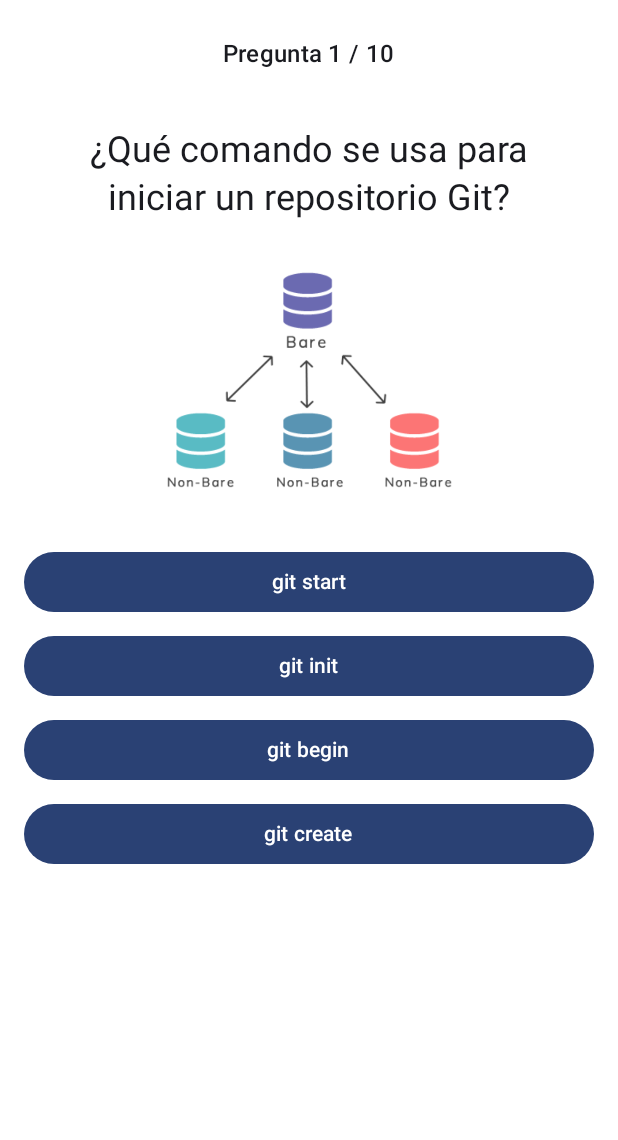
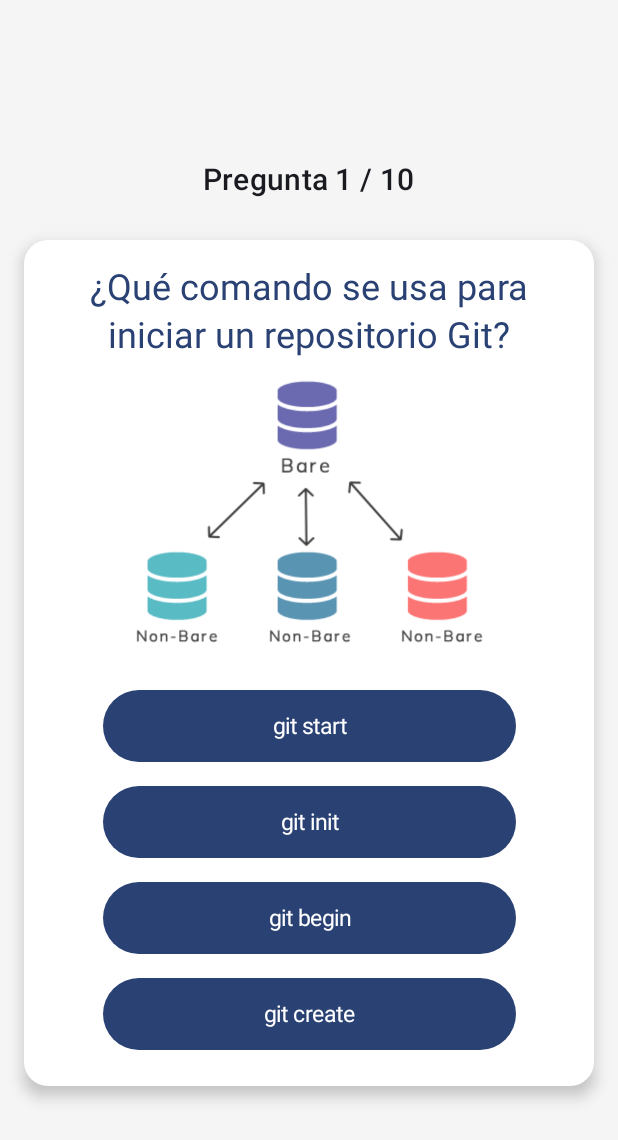
Before and after one commit to Kike0912/QuizAppDevMov, an Android app built with Jetpack Compose: the categoria1 screen opened through its navigation route, on a phone screen of 412 x 824 dp. Shown: the top 1140 px of the screen. Run offline under Robolectric (Android 15) with nearby library versions, the phone set to English and light mode, and no system bars.

Commit message:
Adiciones del frontend: - se eliminaron los botones de "inicar partida" - toda la tarjeta (card) es el boton de iniciar - las preguntas de las categorias ahora estan en tarjetas - se agregaron colores primarios, secundarios - se agregaron colores para el background (fondo) - se añadieron animacion para todas las tarjetas - la categoria 1 tiene transiciones de fadeIn y FadeOut (aparicion y desaparacion) - la categoria 2 tiene transiciones de carrusel - las opciones de la categoria 2 tienen transiciones con retraso - se agrego una animacion de transicion para el final de partida en la categoria 1 - se agrego un trofeo para el final de la partida - se agrego estilo a todos los textos para uniformidad en el texto - se ajustaron todos los tamaños de los textos - se cambio la para "habilidades" por "conocimientos" en el titulo - se agregaron etiquetas de advertencia sobre software experimental debido a la utilizacion del "with"

```diff
--- a/app/src/main/java/com/example/proyectofinaldesmov/Categoria1.kt
+++ b/app/src/main/java/com/example/proyectofinaldesmov/Categoria1.kt
@@ -1,5 +1,13 @@
 package com.example.proyectofinaldesmov
 
+import androidx.compose.animation.AnimatedContent
+import androidx.compose.animation.AnimatedVisibility
+import androidx.compose.animation.ExperimentalAnimationApi
+import androidx.compose.animation.with
+import androidx.compose.animation.core.tween
+import androidx.compose.animation.fadeIn
+import androidx.compose.animation.fadeOut
+import androidx.compose.animation.scaleIn
 import androidx.compose.foundation.Image
 import androidx.compose.foundation.background
 import androidx.compose.foundation.layout.*
@@ -10,9 +18,11 @@ import androidx.compose.ui.Alignment
 import androidx.compose.ui.Modifier
 import androidx.compose.ui.draw.clip
 import androidx.compose.ui.graphics.Color
+import androidx.compose.ui.layout.ContentScale
 import androidx.compose.ui.res.painterResource
 import androidx.compose.ui.text.style.TextAlign
 import androidx.compose.ui.unit.dp
+import androidx.compose.ui.unit.sp
 import androidx.navigation.NavController
 import kotlinx.coroutines.delay
 
@@ -23,13 +33,14 @@ data class Pregunta(
     val indiceCorrecto: Int
 )
 
+@OptIn(ExperimentalAnimationApi::class)
 @Composable
 fun Categoria1(navController: NavController) {
     val preguntas = remember { obtenerPreguntasCategoria1() }
     var indiceActual by remember { mutableStateOf(0) }
     var aciertos by remember { mutableStateOf(0) }
     var respuestaSeleccionada by remember { mutableStateOf<Int?>(null) }
-    var colorFondo by remember { mutableStateOf(Color.White) }
+    var colorFondo by remember { mutableStateOf(Color(0xFFF5F5F5)) }
     var mostrarFinal by remember { mutableStateOf(false) }
 
     val pregunta = preguntas.getOrNull(indiceActual)
@@ -42,12 +53,19 @@ fun Categoria1(navController: NavController) {
             } else {
                 indiceActual++
                 respuestaSeleccionada = null
-                colorFondo = Color.White
+                colorFondo = Color(0xFFF5F5F5)
             }
         }
     }
 
     if (mostrarFinal) {
+        AnimatedVisibility(
+            visible = mostrarFinal,
+            enter = fadeIn(animationSpec = tween(700)) + scaleIn(
+                initialScale = 0.8f,
+                animationSpec = tween(700)
+            )
+        ) {
             Column(
                 modifier = Modifier.fillMaxSize().padding(32.dp),
                 verticalArrangement = Arrangement.Center,
@@ -55,43 +73,106 @@ fun Categoria1(navController: NavController) {
             ) {
                 Text("¡Juego terminado!", style = MaterialTheme.typography.headlineMedium)
                 Spacer(modifier = Modifier.height(16.dp))
-            Text("Aciertos: $aciertos de ${preguntas.size}", style = MaterialTheme.typography.titleLarge)
+                Image(
+                    painter = painterResource(id = R.drawable.trofeo),
+                    contentDescription = "Trofeo de victoria",
+                    modifier = Modifier
+                        .height(180.dp)
+                        .fillMaxWidth()
+                        //.padding(16.dp)
+                        .clip(RoundedCornerShape(12.dp))
+                )
+                Spacer(modifier = Modifier.height(16.dp))
+                Text(
+                    "Aciertos: $aciertos de ${preguntas.size}",
+                    style = MaterialTheme.typography.titleLarge
+                )
                 Spacer(modifier = Modifier.height(32.dp))
-            Button(onClick = { navController.navigate("inicio") }) {
-                Text("Volver al menú")
+                Button(
+                    onClick = { navController.navigate("inicio") },
+                    modifier = Modifier.width(200.dp)
+                        .height(50.dp)
+                ) {
+                    Text(
+                        "Volver al menú",
+                        style = MaterialTheme.typography.headlineMedium.copy(fontSize = 20.sp)
+                    )
+                }
             }
         }
     } else {
         Column(
-            modifier = Modifier.fillMaxSize().background(colorFondo).padding(16.dp),
-            verticalArrangement = Arrangement.Top,
+            modifier = Modifier.fillMaxSize()
+                .background(colorFondo)
+                .padding(16.dp),
+            verticalArrangement = Arrangement.Center,
             horizontalAlignment = Alignment.CenterHorizontally
         ) {
-            Text("Pregunta ${indiceActual + 1} / ${preguntas.size}", style = MaterialTheme.typography.titleMedium, modifier = Modifier.padding(8.dp))
+
+            Text("Pregunta ${indiceActual + 1} / ${preguntas.size}",
+                style = MaterialTheme.typography.titleMedium.copy(fontSize = 20.sp),
+                modifier = Modifier.padding(8.dp))
+            Spacer(modifier = Modifier.height(20.dp))
+
+            Card(
+                shape = RoundedCornerShape(16.dp),
+                elevation = CardDefaults.cardElevation(6.dp),
+                modifier = Modifier.fillMaxWidth(),
+                colors = CardDefaults.cardColors(containerColor = Color.White)
+            ){
+                Column(modifier = Modifier.padding(16.dp),
+                    horizontalAlignment = Alignment.CenterHorizontally) {
+
+                    AnimatedContent(
+                        targetState = pregunta?.texto ?: "No hay preguntas",
+                        transitionSpec = {
+                            fadeIn(animationSpec = tween(300)) with fadeOut(animationSpec = tween(300))
+                        },
+                        label = "PreguntaAnimada"
+                    ) { textoAnimado ->
+                        Text(
+                            text = textoAnimado,
+                            style = MaterialTheme.typography.headlineSmall.copy(color = MaterialTheme.colorScheme.primary),
+                            textAlign = TextAlign.Center
+                        )
+                    }
+
                     Spacer(modifier = Modifier.height(12.dp))
-            Text(
-                text = pregunta?.texto ?: "No hay preguntas",
-                style = MaterialTheme.typography.headlineSmall,
-                textAlign = TextAlign.Center,
-                modifier = Modifier.padding(16.dp)
-            )
+
                     if (pregunta != null) {
+                        AnimatedContent(
+                            targetState = pregunta.imagenId,
+                            transitionSpec = {
+                                fadeIn(tween(300)) with fadeOut(tween(300))
+                            },
+                            label = "AnimacionImagen"
+                        ) { imagenId ->
                             Image(
-                    painter = painterResource(id = pregunta.imagenId),
+                                painter = painterResource(id = imagenId),
                                 contentDescription = "Imagen de la pregunta",
                                 modifier = Modifier
                                     .height(180.dp)
                                     .fillMaxWidth()
-                        .padding(16.dp)
-                        .clip(RoundedCornerShape(12.dp))
+                                    .clip(RoundedCornerShape(12.dp)),
+                                contentScale = ContentScale.Fit
                             )
-                Spacer(modifier = Modifier.height(16.dp))
-                pregunta.opciones.forEachIndexed { index, textoOpcion ->
+                        }
+                        Spacer(modifier = Modifier.height(20.dp))
+
+                        AnimatedContent(
+                            targetState = pregunta,
+                            transitionSpec = {
+                                fadeIn(tween(300)) with fadeOut(tween(300))
+                            },
+                            label = "AnimacionOpciones"
+                        ) { PreguntaAnimada ->
+                            Column {
+                                PreguntaAnimada.opciones.forEachIndexed { index, textoOpcion ->
                                     Button(
                                         onClick = {
                                             if (respuestaSeleccionada == null) {
                                                 respuestaSeleccionada = index
-                                if (index == pregunta.indiceCorrecto) {
+                                                if (index == PreguntaAnimada.indiceCorrecto) {
                                                     aciertos++
                                                     colorFondo = Color(0xFFB9FBC0) // verde
                                                 } else {
@@ -100,15 +181,26 @@ fun Categoria1(navController: NavController) {
                                             }
                                         },
                                         enabled = respuestaSeleccionada == null,
-                        modifier = Modifier.fillMaxWidth().padding(vertical = 4.dp)
+                                        modifier = Modifier.width(275.dp).padding(vertical = 8.dp)
                                     ) {
-                        Text(textoOpcion)
+                                        Text(
+                                            text = textoOpcion,
+                                            style = MaterialTheme.typography.headlineSmall.copy(
+                                                fontSize = 15.sp
+                                            )
+                                            //modifier = Modifier.padding(6.dp))
+                                        )
                                     }
                                 }
                             }
                         }
                     }
                 }
+            }
+        }
+    }
+}
+
 fun obtenerPreguntasCategoria1(): List<Pregunta> = listOf(
     Pregunta(
         texto = "¿Qué comando se usa para iniciar un repositorio Git?",
```
Also changed, not shown: app/src/main/java/com/example/proyectofinaldesmov/Categoria2.kt (+84 -29 lines), app/src/main/java/com/example/proyectofinaldesmov/Categoria3.kt (+49 -14 lines), app/src/main/java/com/example/proyectofinaldesmov/Categoria4.kt (+48 -14 lines), app/src/main/java/com/example/proyectofinaldesmov/Categoria5.kt (+49 -14 lines), app/src/main/java/com/example/proyectofinaldesmov/PantallaPrincipal.kt (+97 -13 lines), app/src/main/java/com/example/proyectofinaldesmov/ui/theme/Theme.kt (+12 -2 lines), app/src/main/res/drawable/trofeo.png (added). Lines whose indentation alone changed are shown as unchanged.
